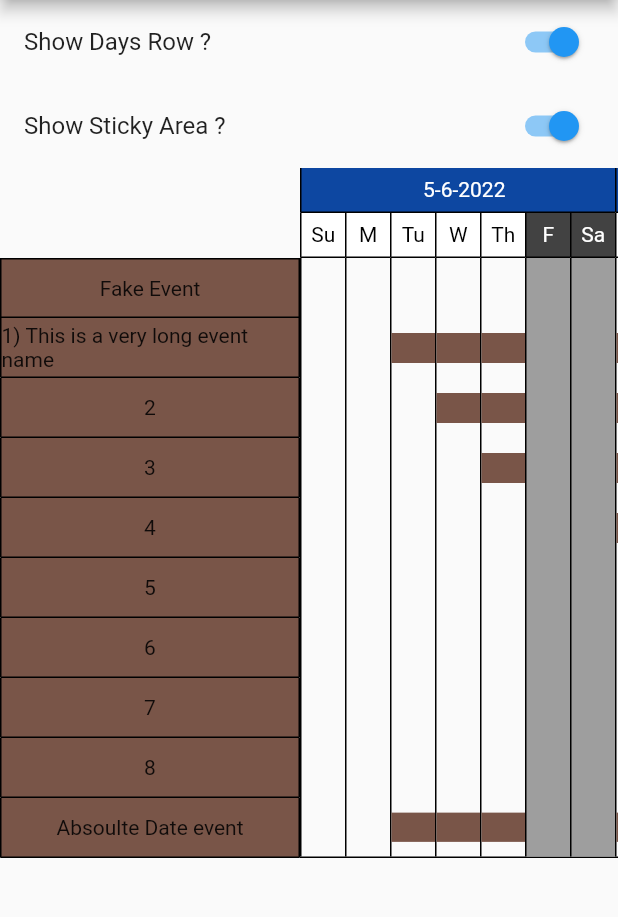
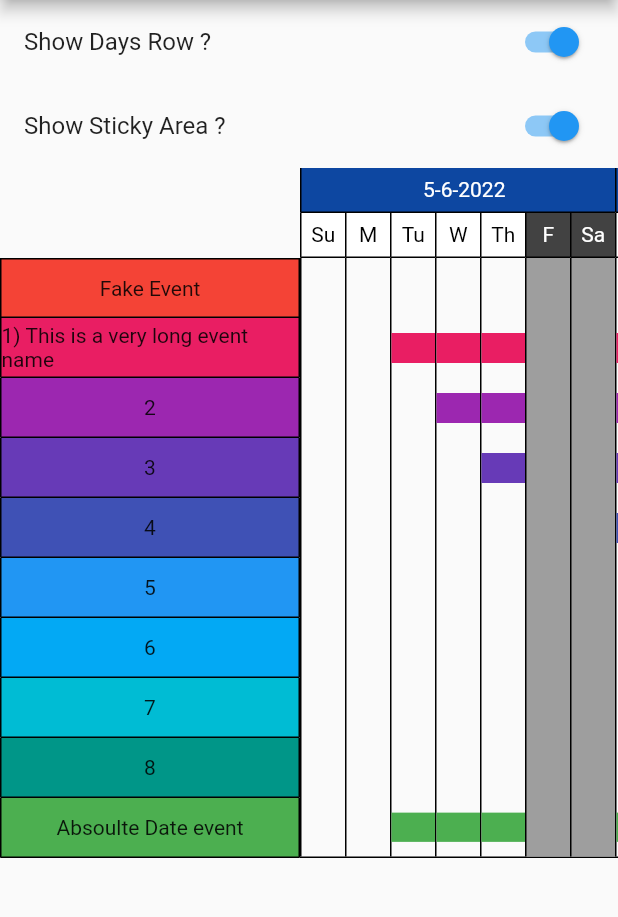
Before and after one commit to Bdaya-Dev/flutter_gantt_chart, a Flutter app: the screen it shows after launch, on a phone screen of 412 x 824 dp, the part 84-1001 px from its top. Run offline on Flutter 3.47's test engine with Material 2 defaults, Android fonts, the phone set to English and light mode, and no system bars.

Commit message:
Rotate event colors instead of picking a random one

```diff
--- a/lib/src/gantt_view.dart
+++ b/lib/src/gantt_view.dart
@@ -1,14 +1,12 @@
+import 'package:collection/collection.dart';
 import 'package:flutter/material.dart';
 import 'package:gantt_chart/src/gantt_default_day_header.dart';
 import 'package:gantt_chart/src/gantt_default_week_header.dart';
 import 'package:gantt_chart/src/week_day.dart';
-import 'dart:math' as math;
+
 import 'event.dart';
 import 'gantt_default_event_row_per_week.dart';
-import 'package:collection/collection.dart';
 
-Color randColor() =>
-    Colors.primaries[math.Random().nextInt(Colors.primaries.length)];
 typedef IsExtraHolidayFunc = bool Function(BuildContext context, DateTime date);
 typedef EventCellBuilderFunction = Widget Function(
   BuildContext context,
@@ -156,8 +154,9 @@ class GanttChartViewState extends State<GanttChartView> {
   void initState() {
     super.initState();
     eventColors.clear();
-    eventColors
-        .addAll(widget.events.map((e) => e.suggestedColor ?? randColor()));
+    eventColors.addAll(widget.events.asMap().entries.map((e) =>
+        e.value.suggestedColor ??
+        Colors.primaries[e.key % Colors.primaries.length]));
 
     controller = ScrollController(
         // initialScrollOffset: durationToWeekOffset(
```
